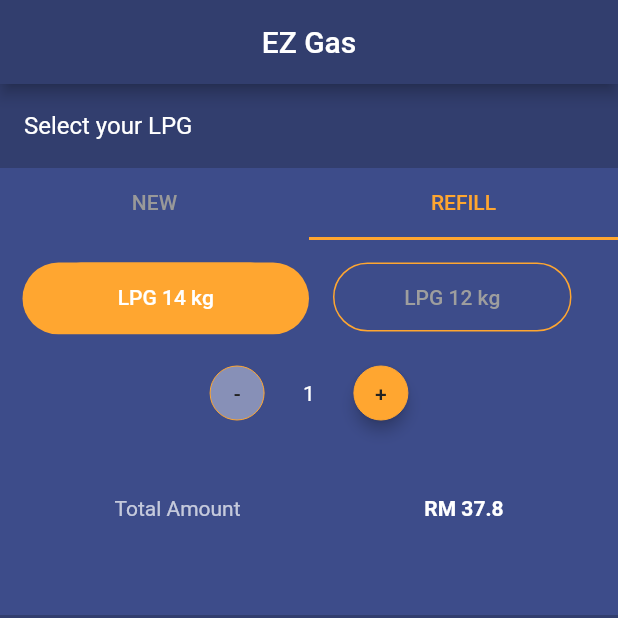
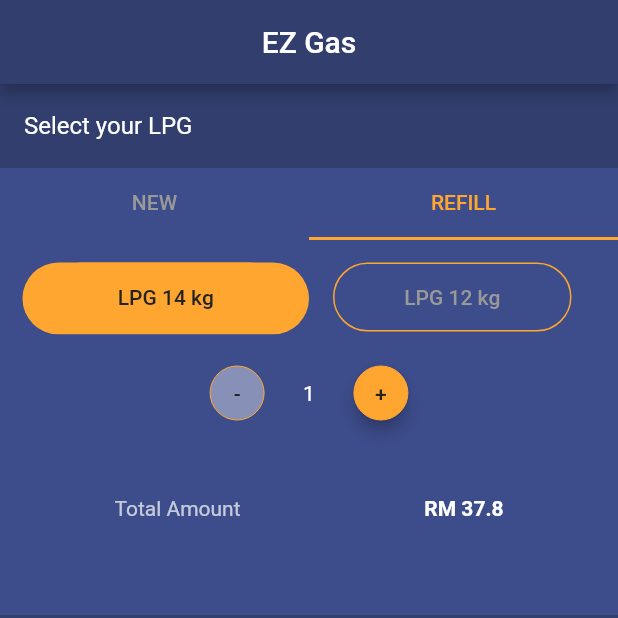
Before and after one commit to aimanuslim/Gas2Go, a Flutter app: the screen it shows after launch, tab 2 chosen, on a phone screen of 412 x 824 dp, the top half of it. Run offline on Flutter 3.47's test engine with Material 2 defaults, Android fonts, the phone set to English and light mode, and no system bars; our stand-ins replace font_awesome_flutter, intro_slider.

Commit message:
fixed styling for TabBar Refill

```diff
--- a/lib/customer_screens.dart
+++ b/lib/customer_screens.dart
@@ -467,7 +467,8 @@ class CustomerHomePageState extends State<CustomerHomePage>
                           child: new Column(
                             children: <Widget>[
                               new TabBar(
-                                unselectedLabelColor: Colors.grey,
+                                unselectedLabelColor: Color(0xff999999),
+                                labelColor: Color(0xff222222),
                                 indicator: BoxDecoration(
                                   borderRadius: BorderRadius.circular(50),
                                   color: Theme.of(context).accentColor,
```
